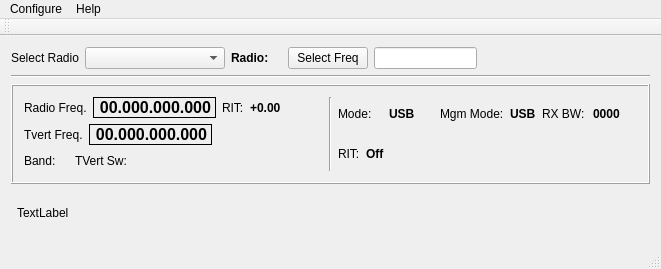
This is mqt/MqtRigControl/rigcontrolmainwindow.ui in Rsclub22/Minos2-Mirror as Qt 5 draws it before an edit. The edited form follows.
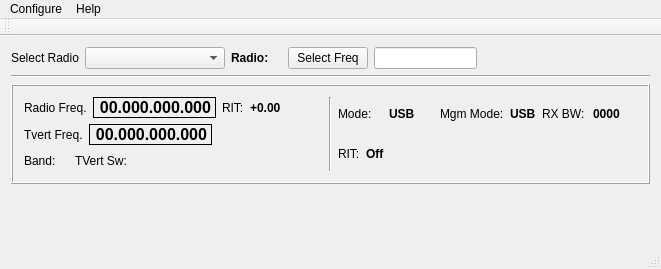
This is the edited form. Custom widgets are drawn as their Qt base class.

What changed in the file:
```diff
--- a/mqt/MqtRigControl/rigcontrolmainwindow.ui
+++ b/mqt/MqtRigControl/rigcontrolmainwindow.ui
@@ -410,7 +410,7 @@
         <item>
          <widget class="QLabel" name="sMeterLabel">
           <property name="text">
-           <string>TextLabel</string>
+           <string/>
           </property>
          </widget>
         </item>
```
